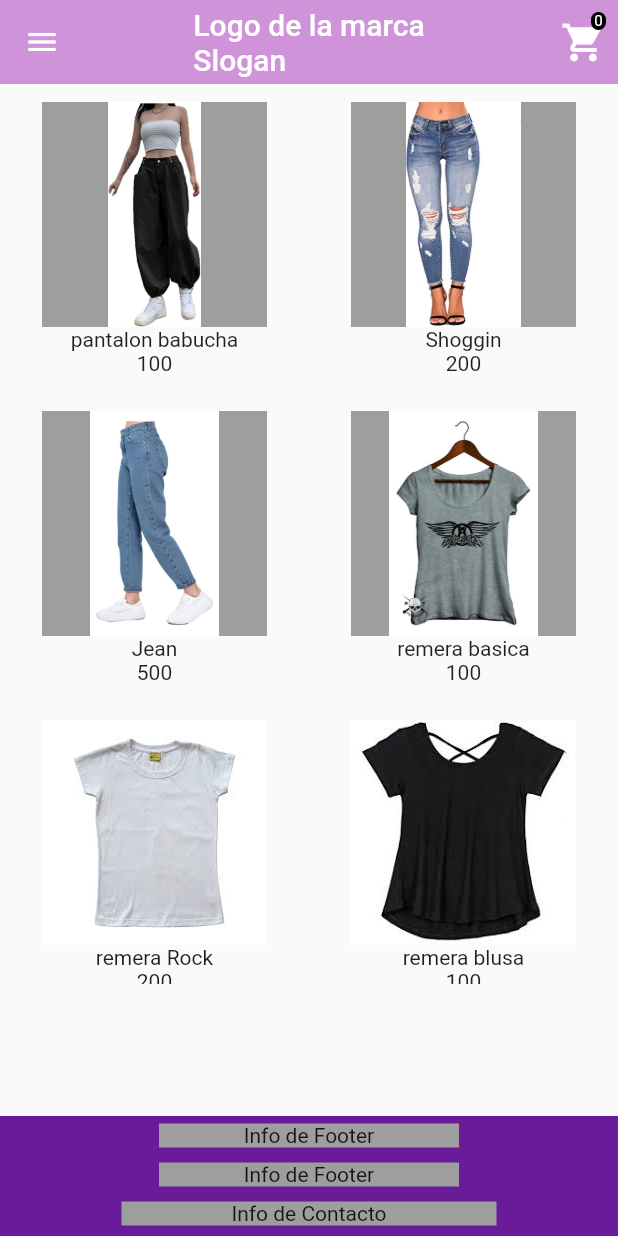
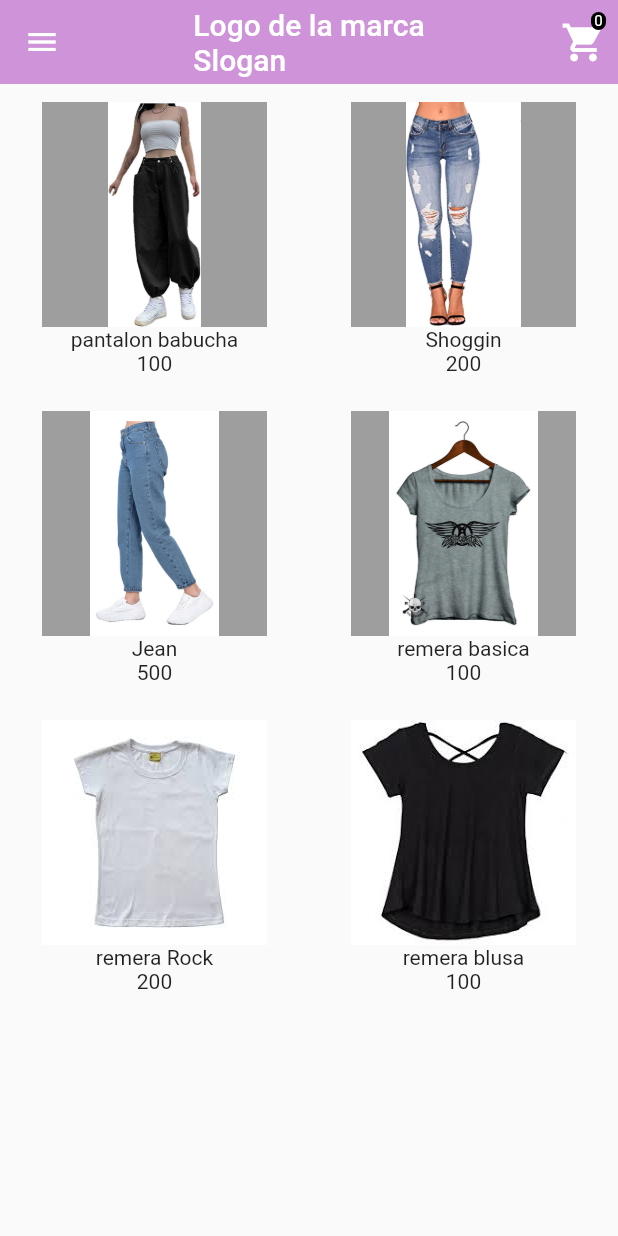
Before and after one commit to No-Country/C2-G57-T, a Flutter app: the GridScreen screen opened by its route, on a phone screen of 412 x 824 dp. Run offline on Flutter 3.47's test engine with Material 2 defaults, Android fonts, the phone set to English and light mode, and no system bars; our stand-ins replace card_swiper.

Commit message:
listo carrito y detalles esteticos

```diff
--- a/ecommerce-client/ecommerce-client-mobile/ecommercemobile/lib/screens/grid_screen.dart
+++ b/ecommerce-client/ecommerce-client-mobile/ecommercemobile/lib/screens/grid_screen.dart
@@ -19,46 +19,10 @@ class GridScreen extends StatelessWidget {
           backgroundColor: Colors.purple[200],
           centerTitle: true,
           title: const Text("Logo de la marca\nSlogan"),
-          actions: [
-            Padding(
-              padding: const EdgeInsets.all(8.0),
-              child: Stack(
-                alignment: AlignmentDirectional.center,
-                children: [
-                  GestureDetector(
-                    onTap: () {
-                      Navigator.pushNamed(
-                        context,
-                        "shop",
-                      );
-                    },
-                    child: Icon(
-                      Icons.shopping_cart,
-                      size: 30,
+          actions: [CarritoCompras(productProvider: productProvider)],
         ),
-                  ),
-                  Positioned(
-                    top: 0,
-                    right: 0,
-                    left: 20,
-                    child: Container(
-                      alignment: Alignment.center,
-                      decoration: BoxDecoration(
-                          borderRadius: BorderRadius.circular(100),
-                          color: Colors.black),
-                      child: Text("${productProvider.carritoItem}",
-                          style: TextStyle(color: Colors.white, fontSize: 10)),
-                    ),
-                  )
-                ],
-              ),
-            )
-          ],
-        ),
-        body: Container(
-          height: 600,
-          width: double.infinity,
-          child: GridView.builder(
+        body: GridView.builder(
+          itemCount: productos.length,
           gridDelegate:
               SliverGridDelegateWithFixedCrossAxisCount(crossAxisCount: 2),
           itemBuilder: (_, index) {
@@ -84,10 +48,7 @@ class GridScreen extends StatelessWidget {
               ),
             );
           },
-            itemCount: productos.length,
         ),
-        ),
-        bottomNavigationBar: FooterPersonalizado(),
       ),
     );
   }
--- a/ecommerce-client/ecommerce-client-mobile/ecommercemobile/lib/screens/home.dart
+++ b/ecommerce-client/ecommerce-client-mobile/ecommercemobile/lib/screens/home.dart
@@ -79,7 +79,6 @@ class _HomeState extends State<Home> {
             ],
           ),
         ),
-        bottomNavigationBar: FooterPersonalizado(),
       ),
     );
   }
--- a/ecommerce-client/ecommerce-client-mobile/ecommercemobile/lib/widgets/container_rs.dart
+++ b/ecommerce-client/ecommerce-client-mobile/ecommercemobile/lib/widgets/container_rs.dart
@@ -16,23 +16,21 @@ class ContainerRedesSociales extends StatelessWidget {
       padding: const EdgeInsets.symmetric(horizontal: 10.0),
       child: Center(
         child: Container(
-          height: 100,
           width: double.infinity,
           child: Stack(
             children: [
               Container(
-                height: 100,
                 width: double.infinity,
                 child: FadeInImage(
                   placeholder: AssetImage("assets/loading.gif"),
                   image: AssetImage("assets/${imagenAssets}.jpg"),
-                  height: 100,
+                  height: 50,
                   fit: BoxFit.cover,
                 ),
               ),
               Center(
                 child: Container(
-                  height: 50,
+                  height: 20,
                   width: 150,
                   alignment: Alignment.center,
                   child: Icon(icono, size: 50, color: Colors.white),
--- a/ecommerce-client/ecommerce-client-mobile/ecommercemobile/lib/widgets/footer.dart
+++ b/ecommerce-client/ecommerce-client-mobile/ecommercemobile/lib/widgets/footer.dart
@@ -1,3 +1,4 @@
+import 'package:ecommercemobile/widgets/widget.dart';
 import 'package:flutter/material.dart';
 
 class FooterPersonalizado extends StatelessWidget {
@@ -8,28 +9,19 @@ class FooterPersonalizado extends StatelessWidget {
   @override
   Widget build(BuildContext context) {
     return Container(
-      height: 80,
+      height: 25,
       width: double.infinity,
       color: Colors.purple[800],
       child: Padding(
         padding: const EdgeInsets.all(5.0),
         child: Column(
           children: [
-            Container(
-              width: 200,
-              color: Colors.grey,
-              child: const Center(child: Text("Info de Footer")),
-            ),
-            const SizedBox(height: 10),
-            Container(
-                width: 200,
-                color: Colors.grey,
-                child: Center(child: Text("Info de Footer"))),
-            const SizedBox(height: 10),
-            Container(
-                width: 250,
-                color: Colors.grey,
-                child: const Center(child: Text("Info de Contacto")))
+            SizedBox(height: 10),
+            ContainerRedesSociales(
+                imagenAssets: '17', icono: Icons.photo_camera_sharp),
+            SizedBox(height: 10),
+            ContainerRedesSociales(
+                imagenAssets: '18', icono: Icons.local_parking_outlined),
           ],
         ),
       ),
```
Lines whose indentation alone changed are shown as unchanged.
